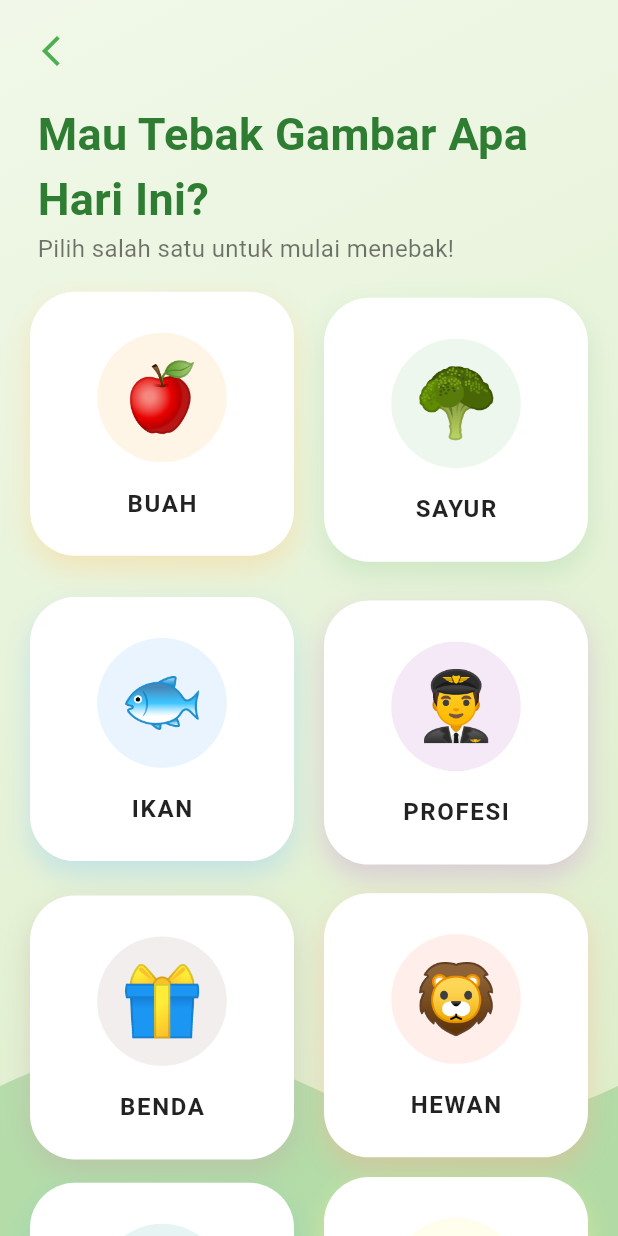
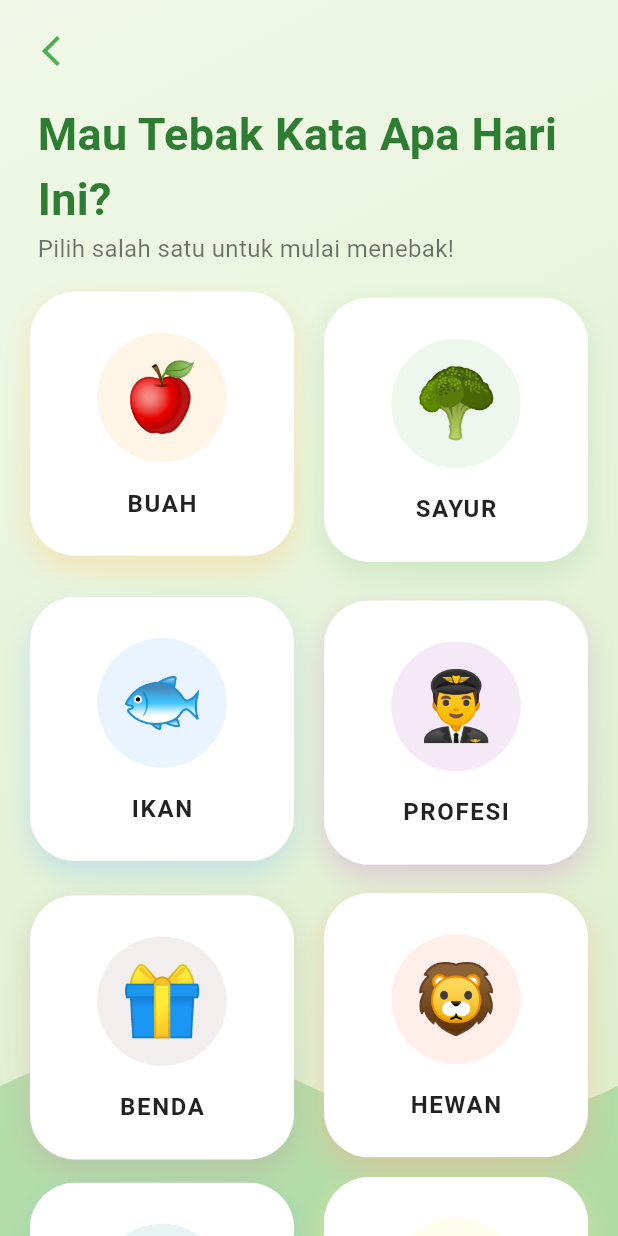
Before and after one commit to serlydwi262/aplikasi_uas, a Flutter app: the CategoryPage screen opened directly, on a phone screen of 412 x 824 dp. Run offline on Flutter 3.47's test engine with Material 3 defaults, Android fonts, the phone set to English and light mode, and no system bars.

Commit message:
Commit 12: Mengganti Tulisan Tebak Gambar Menjadi Tebak Kata

```diff
--- a/lib/main.dart
+++ b/lib/main.dart
@@ -259,7 +259,7 @@ class _CategoryPageState extends State<CategoryPage> with SingleTickerProviderSt
                     crossAxisAlignment: CrossAxisAlignment.start,
                     children: [
                       Text(
-                        "Mau Tebak Gambar Apa Hari Ini?",
+                        "Mau Tebak Kata Apa Hari Ini?",
                         style: TextStyle(
                           fontSize: 30,
                           fontWeight: FontWeight.bold,
```
